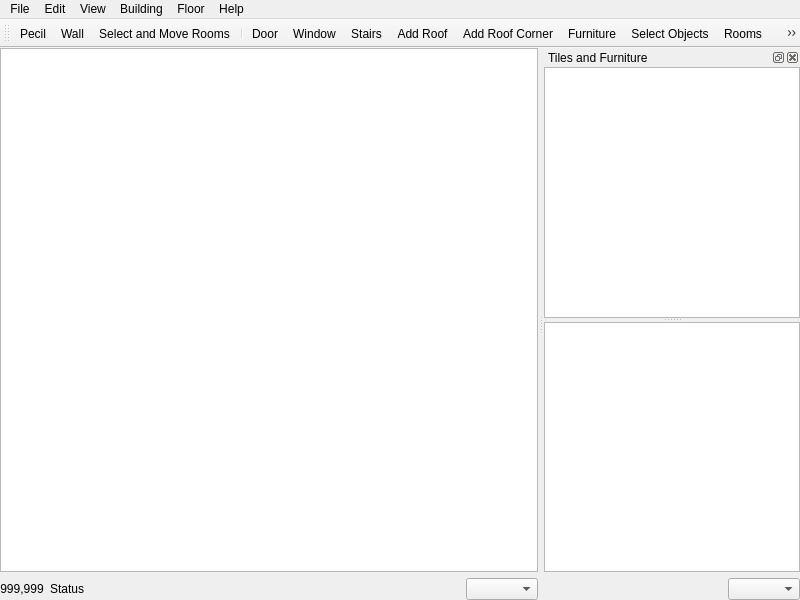
This is src/tiled/BuildingEditor/buildingeditorwindow.ui in timbaker/tiled as Qt 5 draws it before an edit. The edited form follows.
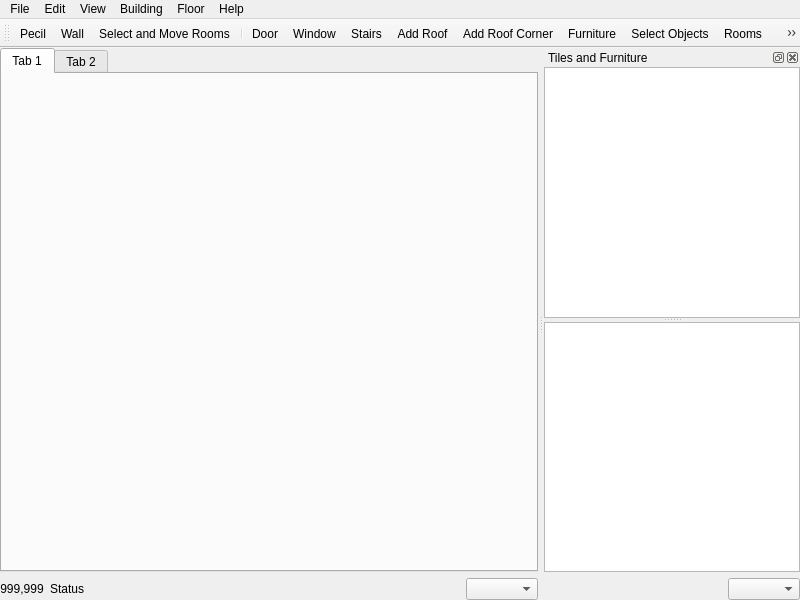
This is the edited form. Icons and pictures are not drawn. Custom widgets are drawn as their Qt base class.

Commit message:
Added multiple-document support to BuildingEd (tabs!).
The new per-document BuildingDocumentGUI class manages the ortho/iso/tile
views, autosave files, and tab updating.

Patch:
```diff
--- a/src/tiled/BuildingEditor/buildingeditorwindow.ui
+++ b/src/tiled/BuildingEditor/buildingeditorwindow.ui
@@ -19,26 +19,16 @@
      <number>0</number>
     </property>
     <item>
-     <widget class="QStackedWidget" name="stackedWidget">
-      <widget class="QWidget" name="page_3">
-       <layout class="QVBoxLayout" name="verticalLayout_5">
-        <property name="margin">
-         <number>0</number>
-        </property>
-        <item>
-         <widget class="BuildingEditor::BuildingOrthoView" name="floorView"/>
-        </item>
-       </layout>
+     <widget class="QTabWidget" name="documentTabWidget">
+      <widget class="QWidget" name="tab">
+       <attribute name="title">
+        <string>Tab 1</string>
+       </attribute>
       </widget>
-      <widget class="QWidget" name="page_4">
-       <layout class="QVBoxLayout" name="verticalLayout_6">
-        <property name="margin">
-         <number>0</number>
-        </property>
-        <item>
-         <widget class="BuildingEditor::BuildingIsoView" name="tileView"/>
-        </item>
-       </layout>
+      <widget class="QWidget" name="tab_2">
+       <attribute name="title">
+        <string>Tab 2</string>
+       </attribute>
       </widget>
      </widget>
     </item>
@@ -796,21 +786,11 @@
    <extends>QTableView</extends>
    <header>BuildingEditor/buildingtileentryview.h</header>
   </customwidget>
-  <customwidget>
-   <class>BuildingEditor::BuildingIsoView</class>
-   <extends>QGraphicsView</extends>
-   <header>BuildingEditor/buildingisoview.h</header>
-  </customwidget>
   <customwidget>
    <class>BuildingEditor::FurnitureView</class>
    <extends>QTableWidget</extends>
    <header>BuildingEditor/furnitureview.h</header>
   </customwidget>
-  <customwidget>
-   <class>BuildingEditor::BuildingOrthoView</class>
-   <extends>QGraphicsView</extends>
-   <header>BuildingEditor/buildingorthoview.h</header>
-  </customwidget>
  </customwidgets>
  <resources>
   <include location="../tiled.qrc"/>
```
The commit also changes 11 other files.
